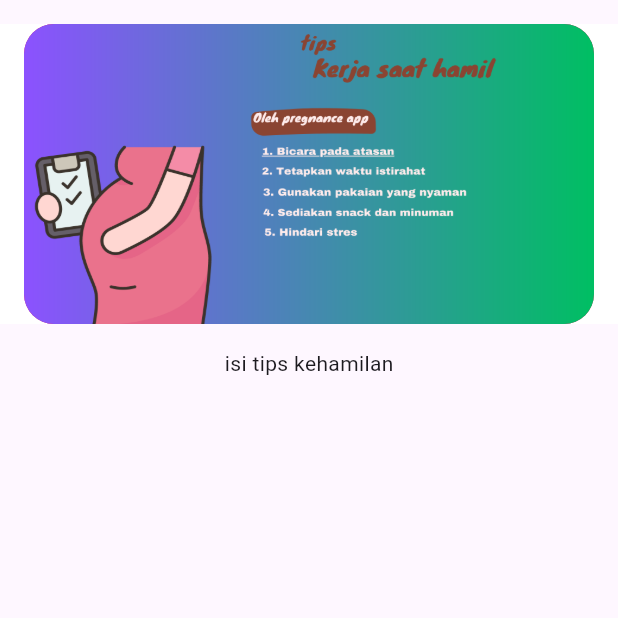
After one commit to Magaretha14/002_MyPregnant-Tbc, a Flutter app: the TipsKerja screen opened directly, on a phone screen of 412 x 824 dp, the top half of it. The commit adds this screen. Run offline on Flutter 3.47's test engine with Material 2 defaults, Android fonts, the phone set to English and light mode, and no system bars; our stand-ins replace cloud_firestore, firebase_auth, firebase_core; accounts and stored records are empty.

Commit message:
make content for wawasan ibu hamil

```diff
--- /dev/null
+++ b/lib/view/pregnant/content/tipskerja_hamil.dart
@@ -0,0 +1,45 @@
+import 'package:flutter/material.dart';
+
+class TipsKerja extends StatefulWidget {
+  const TipsKerja({super.key});
+
+  @override
+  State<TipsKerja> createState() => _TipsKerjaState();
+}
+
+class _TipsKerjaState extends State<TipsKerja> {
+  @override
+  Widget build(BuildContext context) {
+    return Scaffold(
+      body: SafeArea(
+        child: Column(
+          children: [
+            Container(
+              margin: const EdgeInsets.symmetric(vertical: 16.0),
+              height: 200,
+              decoration: const BoxDecoration(
+                color: Colors.white,
+              ),
+              child: PageView(
+                children: [
+                  Container(
+                    margin: const EdgeInsets.symmetric(horizontal: 16.0),
+                    decoration: BoxDecoration(
+                      borderRadius: BorderRadius.circular(20.0),
+                      color: Colors.pink,
+                      image: const DecorationImage(
+                        fit: BoxFit.fill,
+                        image: AssetImage('images/tipskerjasaathamidun.png'),
+                      ),
+                    ),
+                  ),
+                ],
+              ),
+            ),
+            Text('isi tips kehamilan')
+          ],
+        ),
+      ),
+    );
+  }
+}
```
Also changed, not shown: lib/view/pregnant/content/saranmakan.dart (added, +40 -0 lines), lib/view/pregnant/content/sarantidur.dart (added, +40 -0 lines), lib/view/pregnant/content/stunting.dart (added, +40 -0 lines), lib/view/pregnant/content/tips_menyusui.dart (added, +40 -0 lines), lib/view/pregnant/content/tipshamil.dart (added, +40 -0 lines), lib/view/pregnant/wawasan_ibuhamil.dart (+35 -24 lines).
